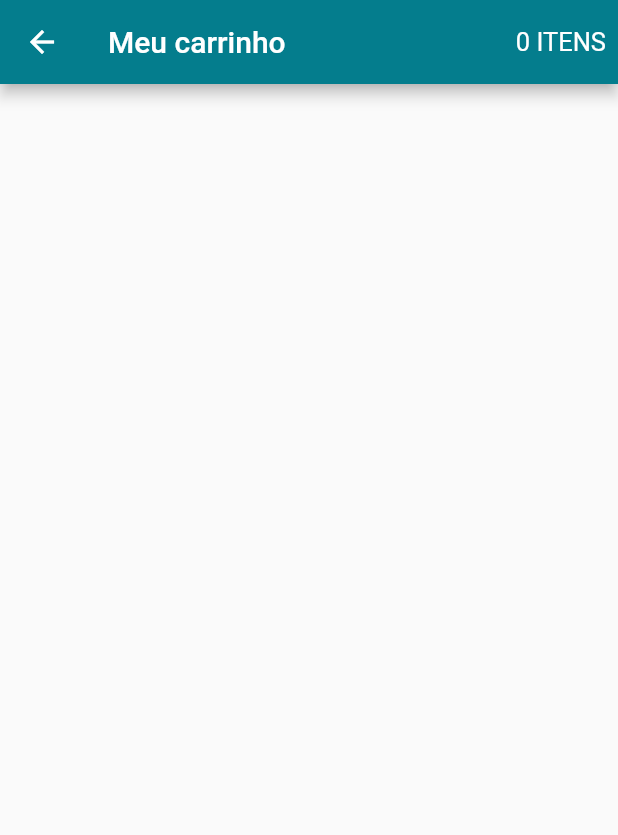
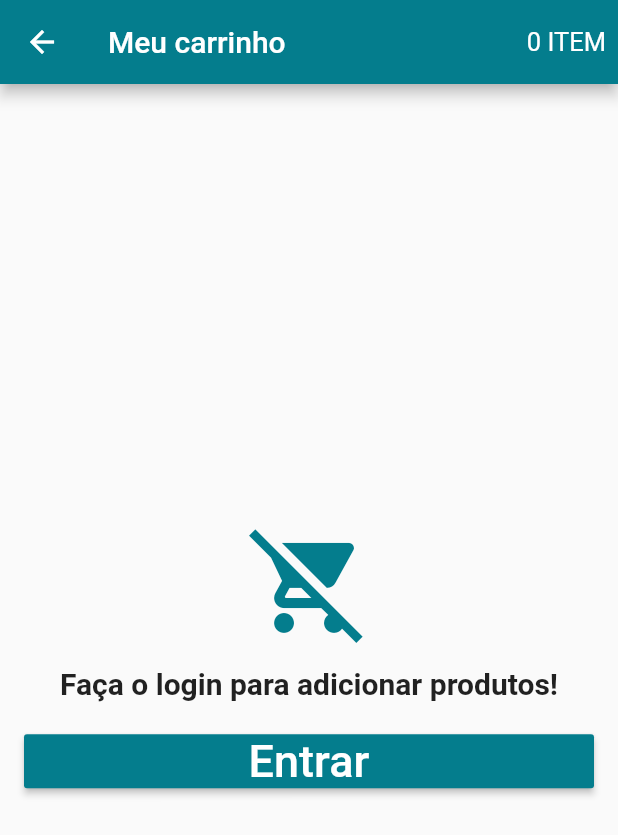
Before and after one commit to jamil2gomes/lojaVirtual, a Flutter app: the CartScreen screen opened directly, on a phone screen of 412 x 824 dp. Shown: the top 835 px of the screen. Run offline on Flutter 3.47's test engine with Material 2 defaults, Android fonts, the phone set to English and light mode, and no system bars; our stand-ins replace carousel_pro, cloud_firestore, firebase_auth, transparent_image; accounts and stored records are empty.

```diff
--- a/lib/data/cart_product.dart
+++ b/lib/data/cart_product.dart
@@ -27,7 +27,7 @@ class CartProduct{
       'product_id' : product_id,
       'quantity': quantity,
       'size' : size,
-      'product': product.toResumedMap()
+      //'product': product.toResumedMap()
     };
   }
 }
--- a/lib/pages/cart_screen.dart
+++ b/lib/pages/cart_screen.dart
@@ -19,7 +19,8 @@ class CartScreen extends StatelessWidget {
               builder: (context, child, model){
                 int quantidade = model.products.length;
                 return Text(
-                  '${quantidade ?? 0} ${quantidade == 1 ? "ITEM" : "ITENS"}', style: TextStyle(fontSize: 17.0),
+                  '${quantidade ?? 0} ${quantidade <= 1 ? "ITEM" : "ITENS"}',
+                  style: TextStyle(fontSize: 17.0),
                 );
               },
             )
@@ -29,14 +30,17 @@ class CartScreen extends StatelessWidget {
       body: ScopedModelDescendant<CartModel>(
         builder: (context, child, model){
           if(model.isLoading && UserModel.of(context).isLoggedIn()){
-            _retornaCarrinhoEmCarregamento();
+            return _retornaCarrinhoEmCarregamento();
 
           }else if(!UserModel.of(context).isLoggedIn()){
-            _retornaCarrinhoSemEstarLogado(context);
+
+            return _retornaCarrinhoSemEstarLogado(context);
+
           } else if (model.products == null || model.products.length == 0){
-              _retonarCarrinhoVazio();
+             return _retonarCarrinhoVazio();
           }else{
-            _retornaCarrinhoComProdutos(model);
+            return _retornaCarrinhoComProdutos(model);
+
           }
 
         },
@@ -59,7 +63,7 @@ class CartScreen extends StatelessWidget {
   Widget _retonarCarrinhoVazio(){
     return Center(
       child: Text(
-        "Nenhum produto no carrinho",
+        "Nenhum produto no carrinho!",
         style: TextStyle(
             fontSize: 20.0,
             fontWeight: FontWeight.bold),
@@ -78,17 +82,18 @@ class CartScreen extends StatelessWidget {
       padding: EdgeInsets.all(16.0),
       child: Column(
         crossAxisAlignment: CrossAxisAlignment.stretch,
+        mainAxisAlignment: MainAxisAlignment.center,
         children: <Widget>[
-          Icon(Icons.remove_shopping_cart, color: Theme.of(context).primaryColor),
+          Icon(Icons.remove_shopping_cart, size: 80.0, color: Theme.of(context).primaryColor),
           SizedBox(height: 16.0,),
-          Text("Faça o login par adicionar produtos!",
+          Text("Faça o login para adicionar produtos!",
             style: TextStyle(
                 fontSize: 20.0,
                 fontWeight: FontWeight.bold),
             textAlign: TextAlign.center,),
           SizedBox(height: 16.0),
           RaisedButton(
-              child: Text("Entrar", style: TextStyle(fontSize: 18.0),),
+              child: Text("Entrar", style: TextStyle(fontSize: 30.0),),
               textColor: Colors.white,
               color: Theme.of(context).primaryColor,
               onPressed: () {
@@ -101,10 +106,4 @@ class CartScreen extends StatelessWidget {
     );
   }
 
-
-
-
-
-
-
 }
--- a/lib/pages/product_detail.dart
+++ b/lib/pages/product_detail.dart
@@ -122,6 +122,7 @@ class _ProductDetailState extends State<ProductDetail> {
                                 cartProduct.category = product.category;
 
                                 CartModel.of(context).addCartItem(cartProduct);
+
                                 Navigator.of(context).push(MaterialPageRoute(
                                     builder: (context) => CartScreen()));
                               } else {
--- a/lib/widgets/cart_tile.dart
+++ b/lib/widgets/cart_tile.dart
@@ -73,7 +73,7 @@ class CartTile extends StatelessWidget {
       margin: EdgeInsets.symmetric(horizontal: 8.0, vertical: 4.0),
       child: cartProduct.product == null ?
       FutureBuilder<DocumentSnapshot>(
-        future: Firestore.instance.collection('products').document(cartProduct.category).collection('items').document(cartProduct.product_id).get(),
+        future: Firestore.instance.collection('products').document(cartProduct.category).collection('itens').document(cartProduct.product_id).get(),
         builder: (context, snapshot){
           if(snapshot.hasData){
             cartProduct.product = Product.fromDocument(snapshot.data);
```
